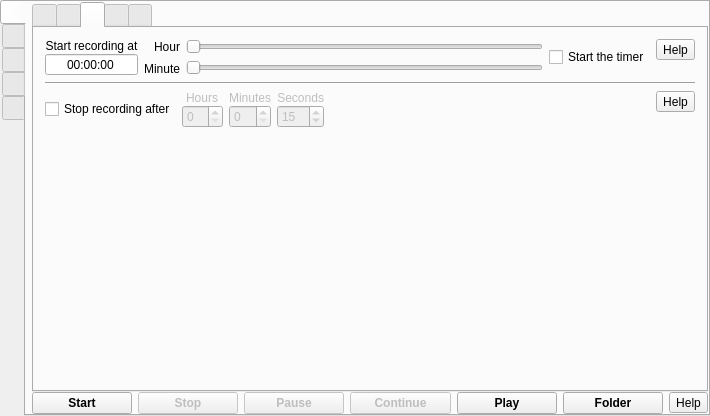
This is src/formMainWindow.ui in vkohaupt/vokoscreenNG as Qt 5 draws it before an edit. The edited form follows.
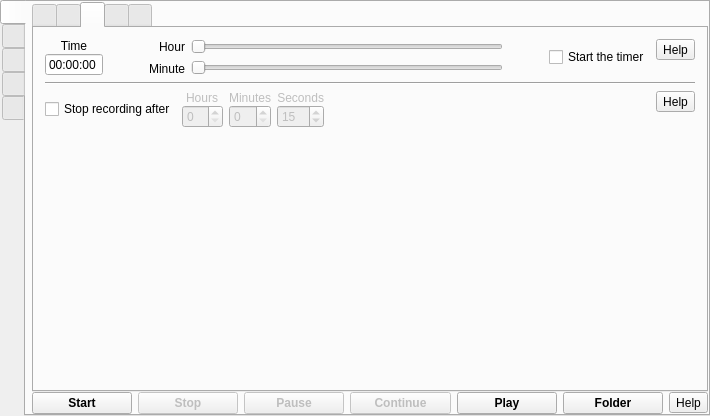
This is the edited form. The open tabs and pages were chosen to show the change. Icons and pictures are not drawn.

What changed in the file:
```diff
--- a/src/formMainWindow.ui
+++ b/src/formMainWindow.ui
@@ -1044,7 +1044,7 @@
                 <property name="frameShadow">
                  <enum>QFrame::Raised</enum>
                 </property>
-                <layout class="QHBoxLayout" name="horizontalLayout_24">
+                <layout class="QHBoxLayout" name="horizontalLayout_24" stretch="0,0,0,1,0,0">
                  <property name="spacing">
                   <number>6</number>
                  </property>
@@ -1068,7 +1068,7 @@
                    <item>
                     <widget class="QLabel" name="label_19">
                      <property name="text">
-                      <string>Start recording at</string>
+                      <string>Time</string>
                      </property>
                      <property name="alignment">
                       <set>Qt::AlignCenter</set>
@@ -1084,7 +1084,7 @@
                       <bool>true</bool>
                      </property>
                      <property name="alignment">
-                      <set>Qt::AlignCenter</set>
+                      <set>Qt::AlignRight|Qt::AlignTrailing|Qt::AlignVCenter</set>
                      </property>
                      <property name="readOnly">
                       <bool>true</bool>
@@ -1096,6 +1096,19 @@
                    </item>
                   </layout>
                  </item>
+                 <item>
+                  <spacer name="horizontalSpacer_8">
+                   <property name="orientation">
+                    <enum>Qt::Horizontal</enum>
+                   </property>
+                   <property name="sizeHint" stdset="0">
+                    <size>
+                     <width>40</width>
+                     <height>20</height>
+                    </size>
+                   </property>
+                  </spacer>
+                 </item>
                  <item>
                   <layout class="QVBoxLayout" name="verticalLayout_18">
                    <item alignment="Qt::AlignRight">
@@ -1165,6 +1178,19 @@
                    </item>
                   </layout>
                  </item>
+                 <item>
+                  <spacer name="horizontalSpacer_9">
+                   <property name="orientation">
+                    <enum>Qt::Horizontal</enum>
+                   </property>
+                   <property name="sizeHint" stdset="0">
+                    <size>
+                     <width>40</width>
+                     <height>20</height>
+                    </size>
+                   </property>
+                  </spacer>
+                 </item>
                  <item>
                   <layout class="QVBoxLayout" name="verticalLayout_24">
                    <item>
```
